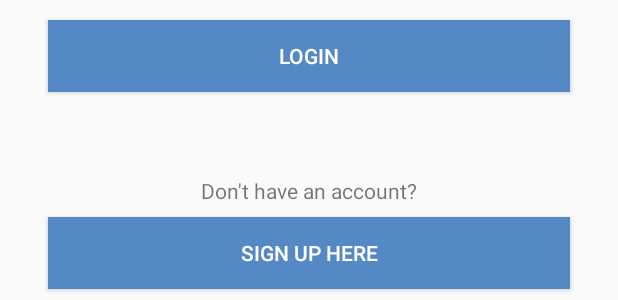
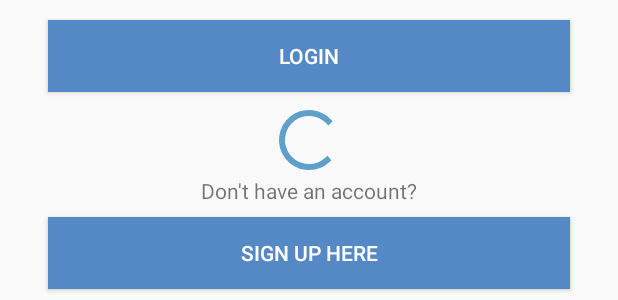
Before and after one commit to truongnmt/chit-chat, an Android app: the layout activity_login.xml on its own in the app's theme, with its tools: preview values and no code run, on a phone screen of 412 x 824 dp. Shown: the part 188-488 px from the top of the screen. Run offline under Robolectric (Android 15) with nearby library versions, the phone set to English and light mode, and no system bars.

Commit message:
Polishing up the Login activity

```diff
--- a/app/src/main/res/layout/activity_login.xml
+++ b/app/src/main/res/layout/activity_login.xml
@@ -28,8 +28,8 @@
         android:layout_marginStart="32dp"
         android:layout_marginTop="8dp"
         android:ems="10"
+        android:hint="password"
         android:inputType="textPassword"
-        android:hint="password"
         app:layout_constraintEnd_toEndOf="parent"
         app:layout_constraintStart_toStartOf="parent"
         app:layout_constraintTop_toBottomOf="@+id/loginEmailTxt" />
@@ -76,4 +76,14 @@
         app:layout_constraintStart_toStartOf="parent"
         app:layout_constraintTop_toBottomOf="@+id/textView" />
 
+    <ProgressBar
+        android:id="@+id/loginSpinner"
+        style="?android:attr/progressBarStyle"
+        android:layout_width="wrap_content"
+        android:layout_height="wrap_content"
+        app:layout_constraintBottom_toTopOf="@+id/textView"
+        app:layout_constraintEnd_toEndOf="parent"
+        app:layout_constraintHorizontal_bias="0.5"
+        app:layout_constraintStart_toStartOf="parent" />
+
 </android.support.constraint.ConstraintLayout>
```
Also changed, not shown: app/src/main/java/com/example/truongnm/smack/Controller/CreateUserActivity.kt (+5 -5 lines), app/src/main/java/com/example/truongnm/smack/Controller/LoginActivity.kt (+45 -5 lines).
